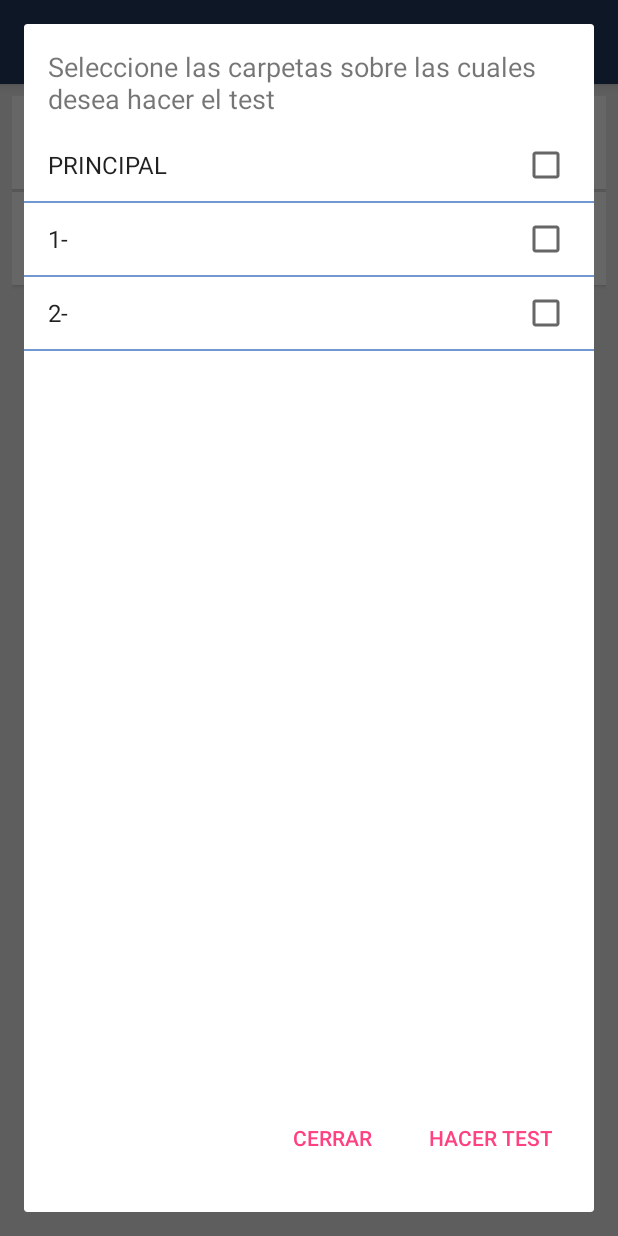
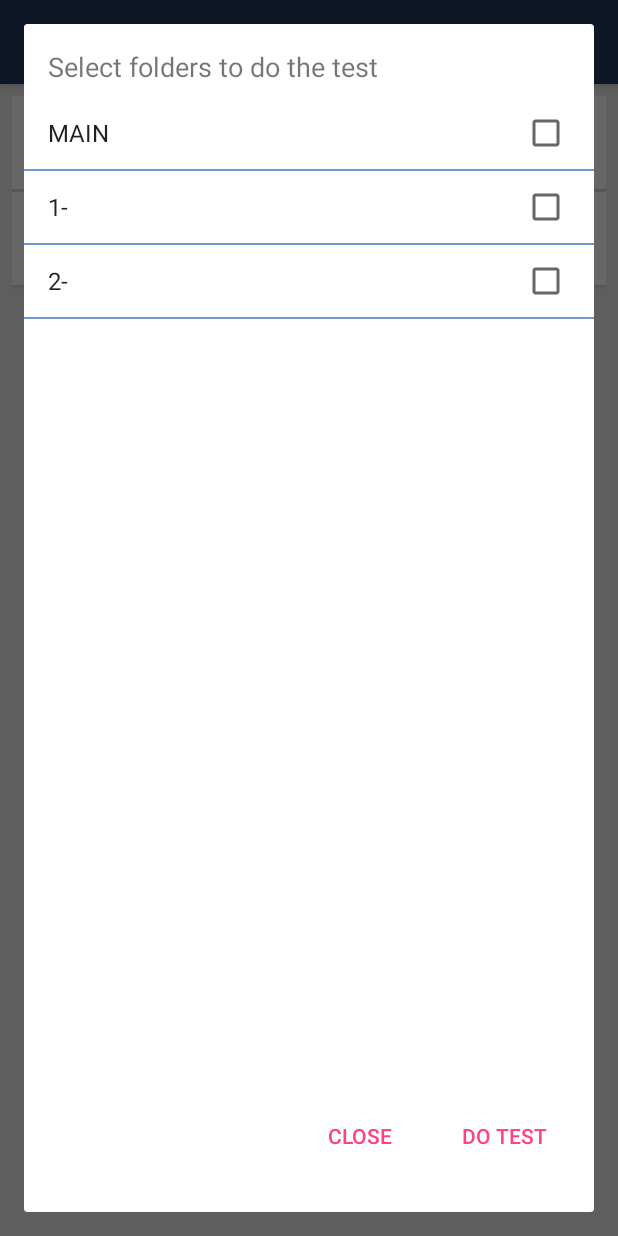
Before and after one commit to cesarpazguzman/auto_learning_words_apk, an Android app: the fragment folders_dialog_multiple placed in its activity, on a phone screen of 412 x 824 dp. Run offline under Robolectric (Android 15) with nearby library versions, the phone set to English and light mode, and no system bars; our stand-ins replace ButterKnife.

Commit message:
Aplicación traducida a inglés y español

```diff
--- a/src/main/java/com/personales/proyectos/autolearningwords/Dialogs/folder_dialog.java
+++ b/src/main/java/com/personales/proyectos/autolearningwords/Dialogs/folder_dialog.java
@@ -75,7 +75,7 @@ public class folder_dialog extends DialogFragment {
         if(!new_folder){
             fill_values();
             bt_save_close.setVisibility(View.INVISIBLE);
-            bt_save_new.setText("Guardar");
+            bt_save_new.setText(R.string.save);
             bt_close_item.setGravity(Gravity.CENTER);
         }
 
--- a/src/main/java/com/personales/proyectos/autolearningwords/Dialogs/folders_dialog_multiple.java
+++ b/src/main/java/com/personales/proyectos/autolearningwords/Dialogs/folders_dialog_multiple.java
@@ -46,7 +46,6 @@ public class folders_dialog_multiple extends DialogFragment {
     public folders_dialog_multiple(){
         elements_list = new ArrayList<>();
         current_selection = new ArrayList<>();
-        System.out.println("Llega4");
     }
 
     public static folders_dialog_multiple newInstance() {
@@ -77,8 +76,8 @@ public class folders_dialog_multiple extends DialogFragment {
 
         ButterKnife.bind(this, view);
 
-        bt_do_test.setText("Hacer Test");
-        text_info.setText("Seleccione las carpetas sobre las cuales desea hacer el test");
+        bt_do_test.setText(R.string.do_test);
+        text_info.setText(R.string.select_folder_test);
 
         databaseManager db_manager = databaseManager.getInstance(getContext());
         ArrayList<itemVisitable> folders = db_manager.get_table_instance(folder.NAME_TABLE).get_all_elements();
@@ -117,7 +116,7 @@ public class folders_dialog_multiple extends DialogFragment {
     private ArrayList<String> get_items_sorted(ArrayList<itemVisitable> items, int parent_id, int level, String number){
         ArrayList<String> r = new ArrayList<>();
         if(parent_id == 0){
-            r.add("PRINCIPAL");
+            r.add(getResources().getString(R.string.main));
             elements_list.add(0);
         }
         int count = 1;
--- a/src/main/java/com/personales/proyectos/autolearningwords/Dialogs/folders_dialog_simple.java
+++ b/src/main/java/com/personales/proyectos/autolearningwords/Dialogs/folders_dialog_simple.java
@@ -109,7 +109,7 @@ public class folders_dialog_simple extends DialogFragment {
     private ArrayList<String> get_items_sorted(ArrayList<itemVisitable> items, int parent_id, int level, String number){
         ArrayList<String> r = new ArrayList<>();
         if(parent_id == 0){
-            r.add("PRINCIPAL");
+            r.add(getResources().getString(R.string.main));
             elements_list.add(0);
         }
         int count = 1;
--- a/src/main/java/com/personales/proyectos/autolearningwords/Models/session.java
+++ b/src/main/java/com/personales/proyectos/autolearningwords/Models/session.java
@@ -12,6 +12,7 @@ public class session {
     private session(Context ctx){
         prefs = ctx.getSharedPreferences("tab_app",Context.MODE_PRIVATE);
         editor = prefs.edit();
+
     }
 
     public static session getInstance(final Context context){
--- a/src/main/res/layout/dialog_item.xml
+++ b/src/main/res/layout/dialog_item.xml
@@ -159,7 +159,7 @@
 
     <Button
         android:id="@+id/bt_save_close"
-        android:layout_width="90dp"
+        android:layout_width="100dp"
         android:layout_height="wrap_content"
         android:text="@string/save_close"
         android:theme="@style/PrimaryFlatButton"
--- a/src/main/res/layout/dialog_list_folders.xml
+++ b/src/main/res/layout/dialog_list_folders.xml
@@ -18,10 +18,10 @@
             android:id="@+id/text_info"
             android:layout_width="match_parent"
             android:layout_height="wrap_content"
+            android:layout_marginBottom="8dp"
             android:layout_marginHorizontal="16dp"
             android:layout_marginTop="16dp"
-            android:layout_marginBottom="8dp"
-            android:text="Seleccione la carpeta a la cual mover los elementos seleccionados"
+            android:text="@string/select_folder_move"
             android:textSize="18sp" />
 
         <ListView
@@ -51,7 +51,7 @@
                 android:layout_height="wrap_content"
                 android:layout_marginBottom="8dp"
                 android:layout_marginEnd="16dp"
-                android:text="MOVER"
+                android:text="@string/move"
                 android:theme="@style/PrimaryFlatButton"
                 app:layout_constraintBottom_toBottomOf="parent"
                 app:layout_constraintEnd_toEndOf="parent"
@@ -63,7 +63,7 @@
                 android:layout_height="wrap_content"
                 android:layout_marginBottom="8dp"
                 android:layout_marginEnd="8dp"
-                android:text="CERRAR"
+                android:text="@string/close"
                 android:theme="@style/PrimaryFlatButton"
                 app:layout_constraintBottom_toBottomOf="parent"
                 app:layout_constraintEnd_toStartOf="@+id/bt_move"
--- a/src/main/res/layout/dialog_test.xml
+++ b/src/main/res/layout/dialog_test.xml
@@ -27,7 +27,6 @@
         android:layout_marginStart="32dp"
         android:layout_marginTop="24dp"
         android:maxLines="3"
-        android:text="ORIGINAL"
         android:textSize="18sp"
         app:layout_constraintEnd_toStartOf="@+id/test_traduccion"
         app:layout_constraintHorizontal_bias="0.0"
@@ -44,7 +43,7 @@
         android:clickable="true"
         android:inputType="textMultiLine"
         android:maxLines="3"
-        android:text="VER RESPUESTA hhhh hhhç"
+        android:text="@string/see_answer"
         android:textAlignment="center"
         android:textAllCaps="false"
         android:textSize="18sp"
@@ -96,7 +95,6 @@
         android:layout_marginStart="32dp"
         android:layout_marginTop="24dp"
         android:inputType="textMultiLine"
-        android:text="Ejemplo1: I suggest going skiing at the weekend because i like thtat"
         android:visibility="visible"
         app:layout_constraintBottom_toTopOf="@+id/correct_button"
         app:layout_constraintEnd_toEndOf="parent"
--- a/src/main/res/layout/dialog_test_done.xml
+++ b/src/main/res/layout/dialog_test_done.xml
@@ -12,7 +12,7 @@
         android:layout_height="wrap_content"
         android:layout_marginEnd="16dp"
         android:layout_marginStart="16dp"
-        android:text="FALLADAS"
+        android:text="@string/failed"
         android:textColor="@android:color/holo_red_dark"
         android:textSize="20sp"
         android:textStyle="bold"
@@ -27,7 +27,7 @@
         android:layout_marginEnd="16dp"
         android:layout_marginStart="16dp"
         android:layout_marginTop="32dp"
-        android:text="CORRECTAS"
+        android:text="@string/correct"
         android:textColor="@android:color/holo_green_light"
         android:textSize="20sp"
         android:textStyle="bold"
@@ -69,7 +69,7 @@
         android:layout_marginEnd="8dp"
         android:layout_marginTop="16dp"
         android:gravity="bottom"
-        android:text="ACEPTAR"
+        android:text="@string/accept"
         android:theme="@style/PrimaryFlatButton"
         app:layout_constraintBottom_toBottomOf="parent"
         app:layout_constraintEnd_toEndOf="parent"
--- a/src/main/res/layout/item_folders_main.xml
+++ b/src/main/res/layout/item_folders_main.xml
@@ -19,7 +19,6 @@
             android:layout_marginEnd="8dp"
             android:layout_marginStart="8dp"
             android:layout_marginTop="8dp"
-            android:text="VERBOS"
             android:textSize="16sp"
             app:layout_constraintBottom_toBottomOf="parent"
             app:layout_constraintEnd_toEndOf="parent"
--- a/src/main/res/layout/item_main.xml
+++ b/src/main/res/layout/item_main.xml
@@ -29,7 +29,6 @@
                     android:layout_marginStart="16dp"
                     android:layout_marginTop="16dp"
                     android:maxLines="3"
-                    android:text="VERBOS"
                     android:textAlignment="textStart"
                     android:textSize="16sp"
                     app:layout_constraintBottom_toBottomOf="parent"
@@ -46,7 +45,6 @@
                     android:layout_marginStart="17dp"
                     android:layout_marginTop="16dp"
                     android:maxLines="3"
-                    android:text="VERBOS"
                     android:textAlignment="textStart"
                     android:textSize="16sp"
                     app:layout_constraintBottom_toBottomOf="parent"
--- a/src/main/res/menu/menu_multiple_selection.xml
+++ b/src/main/res/menu/menu_multiple_selection.xml
@@ -3,7 +3,7 @@
 
     <item
         android:id="@+id/action_move"
-        android:title="MOVER"
+        android:title="@string/move"
         app:showAsAction="always" />
 
     <item android:id="@+id/action_delete"
--- a/src/main/res/values/strings.xml
+++ b/src/main/res/values/strings.xml
@@ -23,4 +23,31 @@
     <string name="add_language">ADD LANGUAGE</string>
     <string name="language_menu">  LANGUAGE  </string>
     <string name="more_menu">  MORE  </string>
+
+    <string name="select_folder_move">Select the folder to move selected items</string>
+    <string name="move">MOVE</string>
+
+    <string name="accept">ACCEPT</string>
+    <string name="failed">FAILED</string>
+    <string name="correct">CORRECT</string>
+    <string name="see_answer">SEE ANSWER</string>
+
+    <string name="do_test">DO TEST</string>
+    <string name="select_folder_test">Select folders to do the test</string>
+    <string name="main">MAIN</string>
+
+    <string name="comment_min">Comment</string>
+    <string name="delete">DELETE</string>
+    <string name="cancel">CANCEL</string>
+
+    <string name="select_items_move">Selected items were moved to </string>
+    <string name="undo">UNDO</string>
+    <string name="removed">removed</string>
+
+    <string name="remove_items">Do you want to remove </string>
+    <string name="items_selected">items selected?</string>
+
+    <string name="select_min">Select</string>
+    <string name="remove_min">Remove</string>
+
 </resources>
```
Also changed, not shown: src/main/java/com/personales/proyectos/autolearningwords/Dialogs/test_dialog.java (+7 -7 lines), src/main/java/com/personales/proyectos/autolearningwords/Holders/itemViewHolder.java (+6 -6 lines), src/main/java/com/personales/proyectos/autolearningwords/MainActivity.java (+13 -12 lines), 1 other file.
